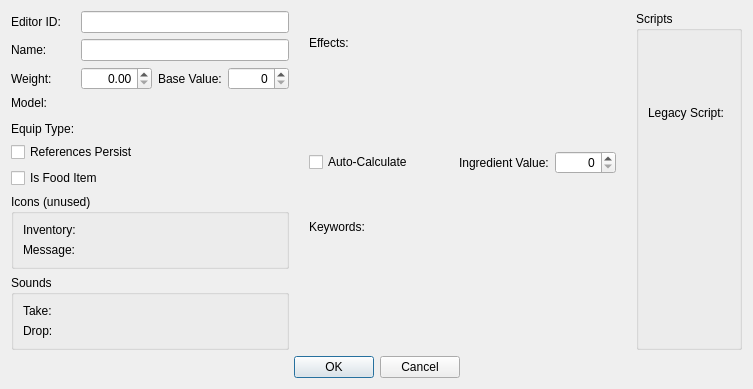
This is native/src/DovahKit/ui/form_windows/ingredient.ui in DavidJCobb/DovahKit as Qt 5 draws it before an edit. The edited form follows.
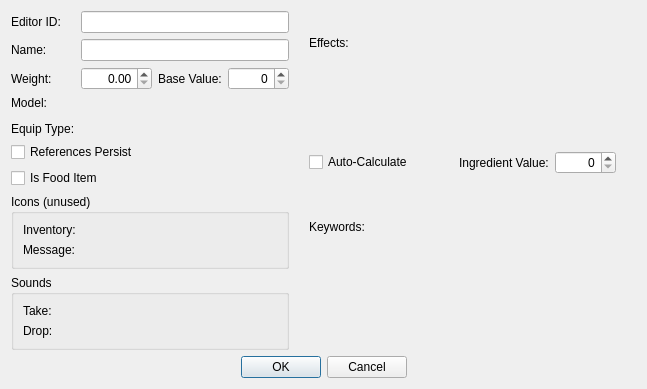
This is the edited form. Custom widgets are drawn as their Qt base class.

What changed in the file:
```diff
--- a/native/src/DovahKit/ui/form_windows/ingredient.ui
+++ b/native/src/DovahKit/ui/form_windows/ingredient.ui
@@ -334,37 +334,7 @@
    <item row="0" column="4">
     <layout class="QVBoxLayout" name="rightCol">
      <item>
-      <widget class="QGroupBox" name="groupBox_3">
-       <property name="title">
-        <string>Scripts</string>
-       </property>
-       <layout class="QVBoxLayout" name="verticalLayout">
-        <item>
-         <layout class="QGridLayout" name="gridLayout_5">
-          <item row="0" column="0">
-           <widget class="QLabel" name="label_13">
-            <property name="text">
-             <string>Legacy Script:</string>
-            </property>
-            <property name="buddy">
-             <cstring>legacyScript</cstring>
-            </property>
-           </widget>
-          </item>
-          <item row="0" column="1">
-           <widget class="DKFormPicker" name="legacyScript"/>
-          </item>
-         </layout>
-        </item>
-        <item>
-         <widget class="DKPapyrusBoundScriptListPane" name="scriptListPane">
-          <property name="usesGroupbox">
-           <bool>false</bool>
-          </property>
-         </widget>
-        </item>
-       </layout>
-      </widget>
+      <widget class="DKPapyrusBoundScriptListPane" name="scriptListPane"/>
      </item>
     </layout>
    </item>
```
Left out of the diff: 2 changed lines with no effect on the pictures.
